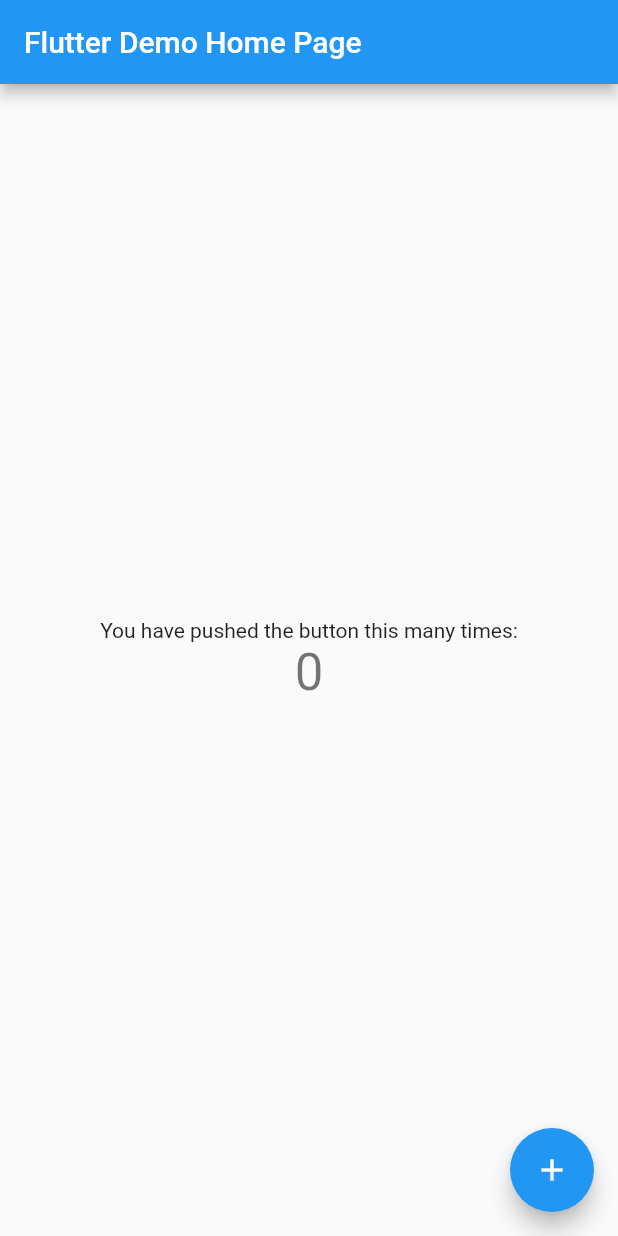
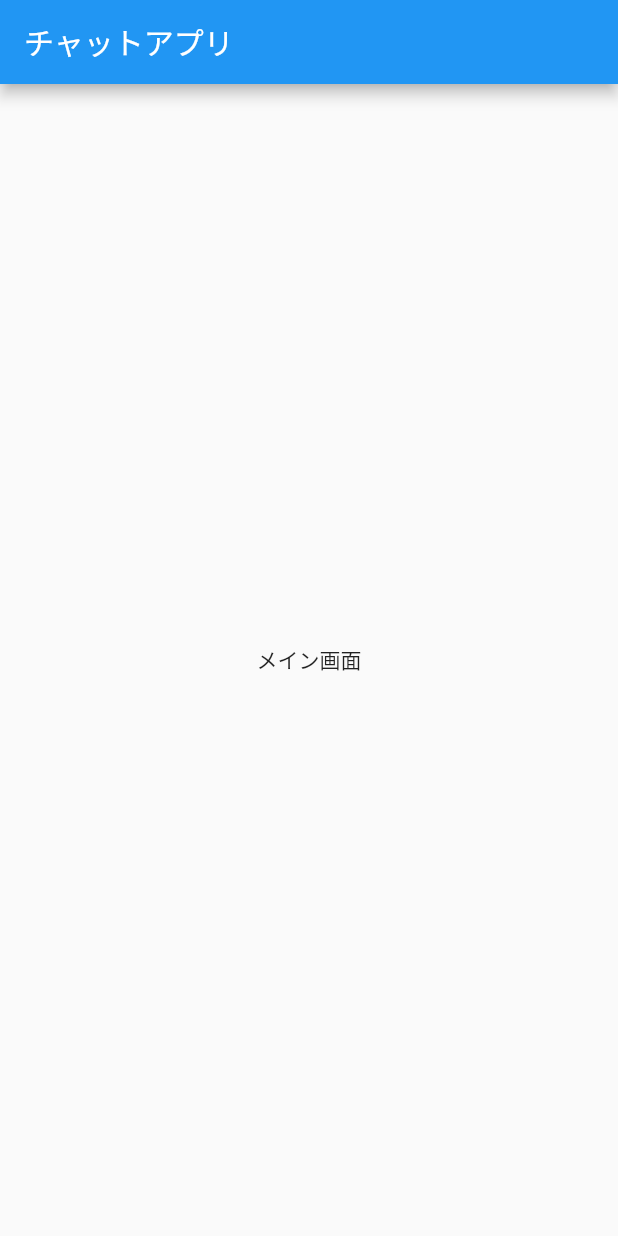
Before and after one commit to kataoka-kk/chat_sample, a Flutter app: the screen it shows after launch, on a phone screen of 412 x 824 dp. Run offline on Flutter 3.47's test engine with Material 2 defaults, Android fonts, the phone set to English and light mode, and no system bars.

```diff
--- a/lib/main.dart
+++ b/lib/main.dart
@@ -1,3 +1,4 @@
+import 'package:chat_sample/pages/top_page.dart';
 import 'package:flutter/material.dart';
 
 void main() {
@@ -7,109 +8,14 @@ void main() {
 class MyApp extends StatelessWidget {
   const MyApp({super.key});
 
-  // This widget is the root of your application.
   @override
   Widget build(BuildContext context) {
     return MaterialApp(
       title: 'Flutter Demo',
       theme: ThemeData(
-        // This is the theme of your application.
-        //
-        // Try running your application with "flutter run". You'll see the
-        // application has a blue toolbar. Then, without quitting the app, try
-        // changing the primarySwatch below to Colors.green and then invoke
-        // "hot reload" (press "r" in the console where you ran "flutter run",
-        // or simply save your changes to "hot reload" in a Flutter IDE).
-        // Notice that the counter didn't reset back to zero; the application
-        // is not restarted.
         primarySwatch: Colors.blue,
       ),
-      home: const MyHomePage(title: 'Flutter Demo Home Page'),
+      home: const TopPage(),
     );
   }
 }
-
-class MyHomePage extends StatefulWidget {
-  const MyHomePage({super.key, required this.title});
-
-  // This widget is the home page of your application. It is stateful, meaning
-  // that it has a State object (defined below) that contains fields that affect
-  // how it looks.
-
-  // This class is the configuration for the state. It holds the values (in this
-  // case the title) provided by the parent (in this case the App widget) and
-  // used by the build method of the State. Fields in a Widget subclass are
-  // always marked "final".
-
-  final String title;
-
-  @override
-  State<MyHomePage> createState() => _MyHomePageState();
-}
-
-class _MyHomePageState extends State<MyHomePage> {
-  int _counter = 0;
-
-  void _incrementCounter() {
-    setState(() {
-      // This call to setState tells the Flutter framework that something has
-      // changed in this State, which causes it to rerun the build method below
-      // so that the display can reflect the updated values. If we changed
-      // _counter without calling setState(), then the build method would not be
-      // called again, and so nothing would appear to happen.
-      _counter++;
-    });
-  }
-
-  @override
-  Widget build(BuildContext context) {
-    // This method is rerun every time setState is called, for instance as done
-    // by the _incrementCounter method above.
-    //
-    // The Flutter framework has been optimized to make rerunning build methods
-    // fast, so that you can just rebuild anything that needs updating rather
-    // than having to individually change instances of widgets.
-    return Scaffold(
-      appBar: AppBar(
-        // Here we take the value from the MyHomePage object that was created by
-        // the App.build method, and use it to set our appbar title.
-        title: Text(widget.title),
-      ),
-      body: Center(
-        // Center is a layout widget. It takes a single child and positions it
-        // in the middle of the parent.
-        child: Column(
-          // Column is also a layout widget. It takes a list of children and
-          // arranges them vertically. By default, it sizes itself to fit its
-          // children horizontally, and tries to be as tall as its parent.
-          //
-          // Invoke "debug painting" (press "p" in the console, choose the
-          // "Toggle Debug Paint" action from the Flutter Inspector in Android
-          // Studio, or the "Toggle Debug Paint" command in Visual Studio Code)
-          // to see the wireframe for each widget.
-          //
-          // Column has various properties to control how it sizes itself and
-          // how it positions its children. Here we use mainAxisAlignment to
-          // center the children vertically; the main axis here is the vertical
-          // axis because Columns are vertical (the cross axis would be
-          // horizontal).
-          mainAxisAlignment: MainAxisAlignment.center,
-          children: <Widget>[
-            const Text(
-              'You have pushed the button this many times:',
-            ),
-            Text(
-              '$_counter',
-              style: Theme.of(context).textTheme.headline4,
-            ),
-          ],
-        ),
-      ),
-      floatingActionButton: FloatingActionButton(
-        onPressed: _incrementCounter,
-        tooltip: 'Increment',
-        child: const Icon(Icons.add),
-      ), // This trailing comma makes auto-formatting nicer for build methods.
-    );
-  }
-}
--- /dev/null
+++ b/lib/model/message.dart
@@ -0,0 +1,11 @@
+class Message {
+  String message;
+  bool isMe;
+  DateTime sendTime;
+
+  Message({
+    required this.message,
+    required this.isMe,
+    required this.sendTime,
+  });
+}
--- /dev/null
+++ b/lib/model/user.dart
@@ -0,0 +1,13 @@
+class User {
+  String name;
+  String uid;
+  String? imagePath;
+  String lastMessage;
+
+  User({
+    required this.name,
+    required this.uid,
+    this.imagePath,
+    this.lastMessage = '',
+  });
+}
--- /dev/null
+++ b/lib/pages/top_page.dart
@@ -0,0 +1,30 @@
+import 'package:flutter/material.dart';
+
+import '../model/user.dart';
+
+class TopPage extends StatefulWidget {
+  const TopPage({Key? key}) : super(key: key);
+
+  @override
+  State<TopPage> createState() => _TopPageState();
+}
+
+class _TopPageState extends State<TopPage> {
+  List<User> userList = [
+    User(
+      name: '田中',
+      uid: 'abc',
+      imagePath:
+          'https://assets.st-note.com/production/uploads/images/58075596/profile_7d12166cbb91dd3ff25bbed3898bdd76.png?width=104&height=104&dpr=2&crop=1:1,smart',
+      lastMessage: 'こんにちは',
+    )
+  ];
+
+  @override
+  Widget build(BuildContext context) {
+    return Scaffold(
+      appBar: AppBar(title: const Text('チャットアプリ')),
+      body: const Center(child: Text('メイン画面')),
+    );
+  }
+}
```
